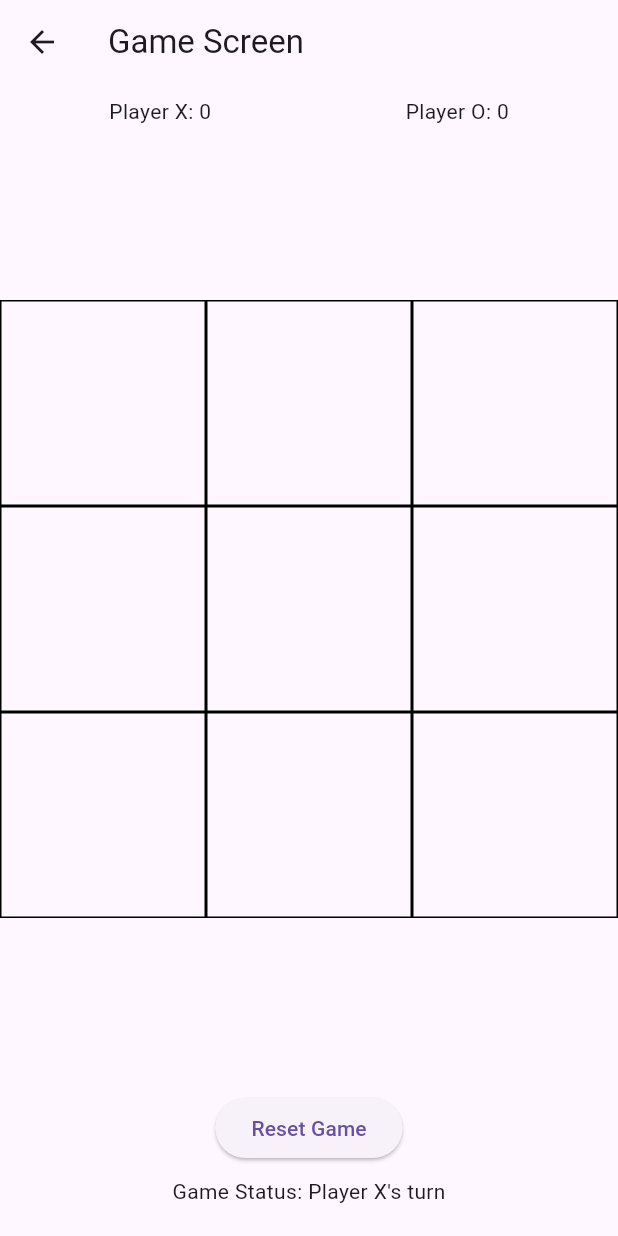
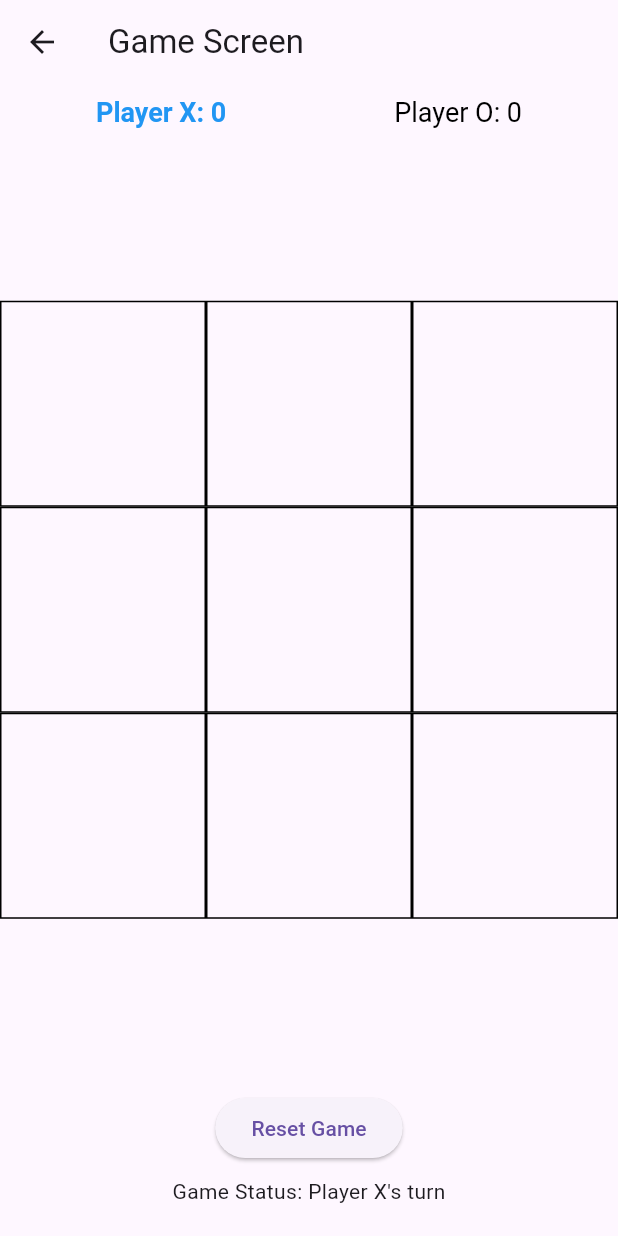
Before and after one commit to anenepeter/tic_tac_toe_flutter, a Flutter app: the screen it shows after launch, after a tap on "Single Player", on a phone screen of 412 x 824 dp. Run offline on Flutter 3.47's test engine with Material 3 defaults, Android fonts, the phone set to English and light mode, and no system bars; our stand-ins replace shared_preferences.

Commit message:
Add shared_preferences dependency and implement local storage for player scores

```diff
--- a/lib/providers/game_provider.dart
+++ b/lib/providers/game_provider.dart
@@ -1,13 +1,15 @@
 import 'package:flutter/material.dart';
 import 'package:provider/provider.dart';
 import '../services/game_service.dart';
+import '../services/local_storage_service.dart'; // Import LocalStorageService
 import '../services/ai_service.dart';
 import 'dart:math';
 
 class GameProvider extends ChangeNotifier {
   List<List<String>> _board = List.generate(3, (_) => List.filled(3, '')); // 3x3 board
   final GameService _gameService = GameService();
-  final AIService _aiService = AIService();
+  late final AIService _aiService;
+  final LocalStorageService _localStorageService = LocalStorageService(); // Initialize LocalStorageService
   String _currentPlayer = 'X'; // X starts first
   String _gameStatus = 'Player X\'s turn';
   int _playerXScore = 0;
@@ -15,15 +17,29 @@ class GameProvider extends ChangeNotifier {
   bool _isGameOver = false;
   String _gameMode = 'two_player'; // Default game mode is two player
   String _aiDifficulty = 'easy';
+  List<int> _winningLine = []; // To store winning line indices
+
+  GameProvider() {
+    _aiService = AIService(gameService: _gameService);
+    _loadScores(); // Load scores from local storage on initialization
+  }
 
   List<List<String>> get board => _board;
   String get currentPlayer => _currentPlayer;
+  List<int> get winningLine => _winningLine; // Getter for winningLine
   String get gameStatus => _gameStatus;
   int get playerXScore => _playerXScore;
   int get playerOScore => _playerOScore;
   bool get isGameOver => _isGameOver;
   String get gameMode => _gameMode;
   String get aiDifficulty => _aiDifficulty;
+
+  Future<void> _loadScores() async {
+    final scores = await _localStorageService.loadScores();
+    _playerXScore = scores['playerXScore'] ?? 0;
+    _playerOScore = scores['playerOScore'] ?? 0;
+    notifyListeners();
+  }
 
   void makeMove(int row, int col) {
     if (_isGameOver || !_gameService.validateMove(_board, row, col)) return;
@@ -32,14 +48,17 @@ class GameProvider extends ChangeNotifier {
     _board[row][col] = _currentPlayer;
 
     // Check game state after player move
-    if (_gameService.checkWin(_board, _currentPlayer)) {
+    List<int> winningCells = _gameService.checkWin(_board, _currentPlayer);
+    if (winningCells.isNotEmpty) {
       _gameStatus = 'Player $_currentPlayer wins!';
       _isGameOver = true;
+      _winningLine = winningCells; // Store winning cells
       if (_currentPlayer == 'X') {
         _playerXScore++;
       } else {
         _playerOScore++;
       }
+      _saveScores(); // Save scores to local storage
       notifyListeners();
       return;
     }
@@ -74,9 +93,11 @@ class GameProvider extends ChangeNotifier {
 
         _board[row][col] = _currentPlayer;
 
-        if (_gameService.checkWin(_board, _currentPlayer)) {
+        List<int> winningCells = _gameService.checkWin(_board, _currentPlayer);
+        if (winningCells.isNotEmpty) {
           _gameStatus = 'AI wins!';
           _isGameOver = true;
+          _winningLine = winningCells; // Store winning cells
           _playerOScore++;
         } else if (_gameService.checkDraw(_board)) {
           _gameStatus = 'Draw!';
@@ -85,9 +106,14 @@ class GameProvider extends ChangeNotifier {
           _currentPlayer = 'X';
           _gameStatus = 'Your turn';
         }
+        _saveScores(); // Save scores to local storage
         notifyListeners();
       }
     });
+  }
+
+  Future<void> _saveScores() async {
+    await _localStorageService.saveScores(_playerXScore, _playerOScore);
   }
 
   void resetGame() {
@@ -95,6 +121,7 @@ class GameProvider extends ChangeNotifier {
     _currentPlayer = 'X';
     _gameStatus = 'Player X\'s turn';
     _isGameOver = false; // Reset game over state
+    _winningLine = []; // Clear winning line
     notifyListeners();
   }
 
@@ -124,6 +151,7 @@ class GameProvider extends ChangeNotifier {
   void resetScores() {
     _playerXScore = 0;
     _playerOScore = 0;
+    _localStorageService.resetScores(); // Reset persistent scores
     notifyListeners();
   }
 }
--- a/lib/screens/game_screen.dart
+++ b/lib/screens/game_screen.dart
@@ -20,10 +20,26 @@ class GameScreen extends StatelessWidget {
               mainAxisAlignment: MainAxisAlignment.spaceAround,
               children: [
                 Consumer<GameProvider>(
-                  builder: (context, gameProvider, _) => Text('Player X: ${gameProvider.playerXScore}'),
+                  builder: (context, gameProvider, _) => AnimatedDefaultTextStyle(
+                    duration: const Duration(milliseconds: 200),
+                    style: TextStyle(
+                      fontSize: 18,
+                      fontWeight: gameProvider.currentPlayer == 'X' ? FontWeight.bold : FontWeight.normal,
+                      color: gameProvider.currentPlayer == 'X' ? Colors.blue : Colors.black,
+                    ),
+                    child: Text('Player X: ${gameProvider.playerXScore}'),
+                  ),
                 ),// Placeholder for Player X score
                 Consumer<GameProvider>(
-                  builder: (context, gameProvider, _) => Text('Player O: ${gameProvider.playerOScore}'),
+                  builder: (context, gameProvider, _) => AnimatedDefaultTextStyle(
+                    duration: const Duration(milliseconds: 200),
+                    style: TextStyle(
+                      fontSize: 18,
+                      fontWeight: gameProvider.currentPlayer == 'O' ? FontWeight.bold : FontWeight.normal,
+                      color: gameProvider.currentPlayer == 'O' ? Colors.red : Colors.black,
+                    ),
+                    child: Text('Player O: ${gameProvider.playerOScore}'),
+                  ),
                 ),// Placeholder for Player O score
               ],
             ),
--- /dev/null
+++ b/lib/services/local_storage_service.dart
@@ -0,0 +1,25 @@
+import 'package:shared_preferences/shared_preferences.dart';
+
+class LocalStorageService {
+  static const String _playerXScoreKey = 'playerXScore';
+  static const String _playerOScoreKey = 'playerOScore';
+
+  Future<void> saveScores(int playerXScore, int playerOScore) async {
+    final prefs = await SharedPreferences.getInstance();
+    await prefs.setInt(_playerXScoreKey, playerXScore);
+    await prefs.setInt(_playerOScoreKey, playerOScore);
+  }
+
+  Future<Map<String, int>> loadScores() async {
+    final prefs = await SharedPreferences.getInstance();
+    int playerXScore = prefs.getInt(_playerXScoreKey) ?? 0;
+    int playerOScore = prefs.getInt(_playerOScoreKey) ?? 0;
+    return {'playerXScore': playerXScore, 'playerOScore': playerOScore};
+  }
+
+  Future<void> resetScores() async {
+    final prefs = await SharedPreferences.getInstance();
+    await prefs.remove(_playerXScoreKey);
+    await prefs.remove(_playerOScoreKey);
+  }
+}
--- a/lib/widgets/game_board.dart
+++ b/lib/widgets/game_board.dart
@@ -4,7 +4,9 @@ import '../providers/game_provider.dart';
 import 'game_cell.dart';
 
 class GameBoard extends StatefulWidget {
-  const GameBoard({super.key});
+  final List<int> winningLine;
+
+  const GameBoard({super.key, this.winningLine = const []});
 
   @override
   State<GameBoard> createState() => _GameBoardState();
@@ -23,10 +25,12 @@ class _GameBoardState extends State<GameBoard> {
         itemBuilder: (context, index) {
           int row = index ~/ 3;
           int col = index % 3;
+          bool isWinningCell = widget.winningLine.contains(index); // Check if cell is in winning line
           return GameCell(
             index: index,
             onTap: () => gameProvider.makeMove(row, col),
             value: gameProvider.board[row][col],
+            isWinningCell: isWinningCell, // Pass isWinningCell to GameCell
           );
         },
         itemCount: 9,
--- a/lib/widgets/game_cell.dart
+++ b/lib/widgets/game_cell.dart
@@ -4,20 +4,24 @@ class GameCell extends StatelessWidget {
   final int index;
   final VoidCallback onTap;
   final String value;
+  final bool isWinningCell;
 
   const GameCell({
     super.key,
     required this.index,
     required this.onTap,
     required this.value,
+    this.isWinningCell = false,
   });
 
   @override
   Widget build(BuildContext context) {
     return GestureDetector(
       onTap: onTap,
-      child: Container(
+      child: AnimatedContainer(
+        duration: const Duration(milliseconds: 500),
         decoration: BoxDecoration(
+          color: isWinningCell ? Colors.yellow[200] : Colors.transparent, // Highlight winning cell
           border: Border.all(),
         ),
         child: Center(
--- a/pubspec.yaml
+++ b/pubspec.yaml
@@ -32,6 +32,7 @@ dependencies:
     sdk: flutter
   provider: ^6.0.0  # or whatever is the latest version
   audioplayers: ^5.0.0
+  shared_preferences: ^2.0.0 # Or the latest version
 
   # The following adds the Cupertino Icons font to your application.
   # Use with the CupertinoIcons class for iOS style icons.
```
Also changed, not shown: lib/services/ai_service.dart (+59 -39 lines), lib/services/game_service.dart (+10 -8 lines), pubspec.lock, 1 other file.
